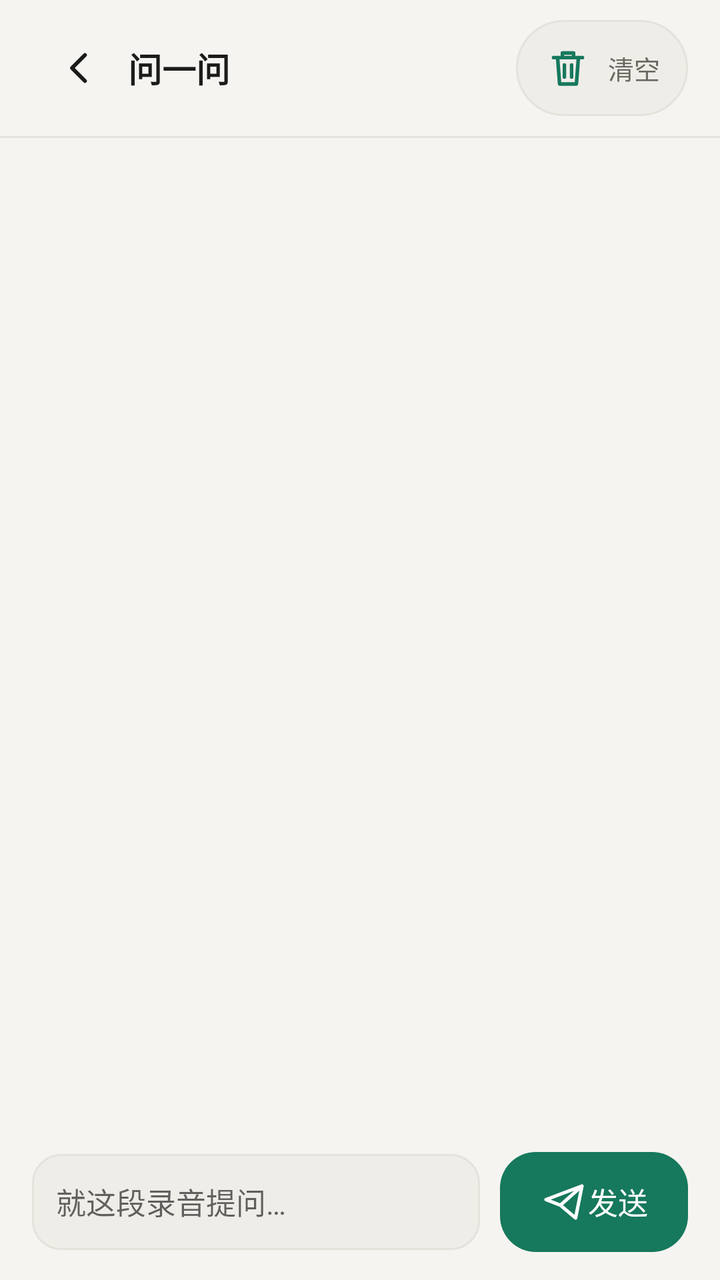
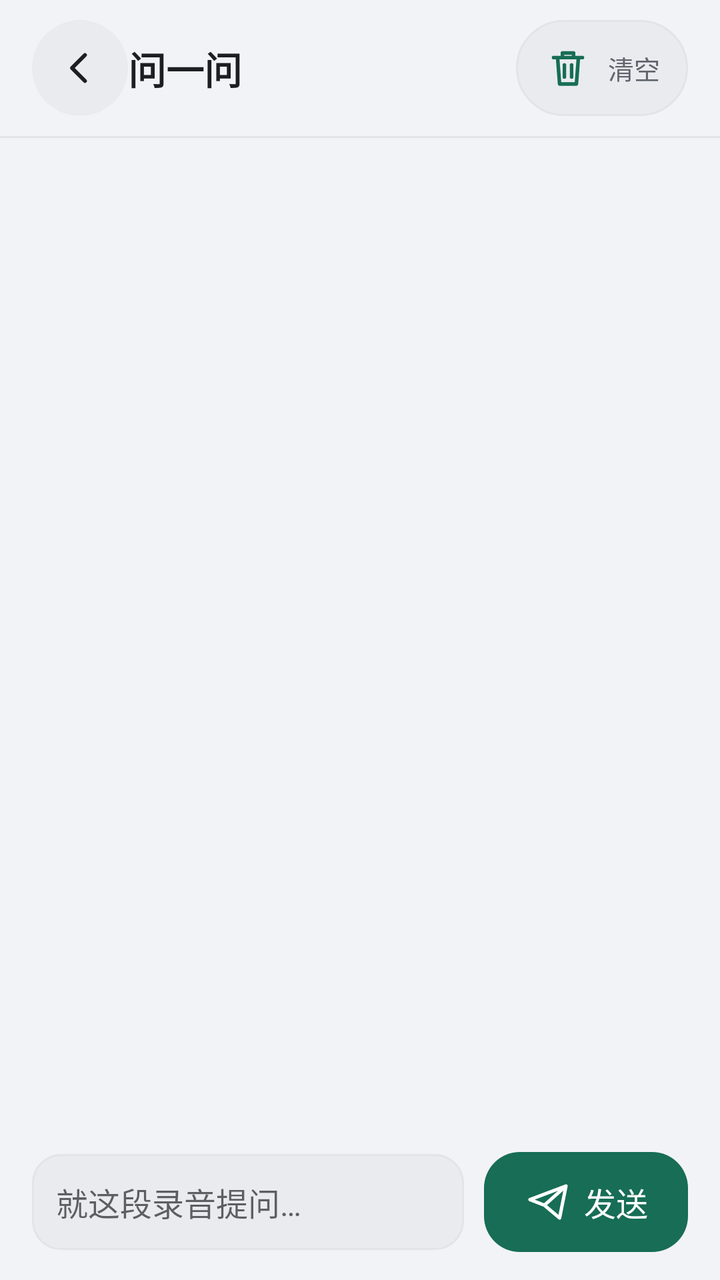

Two renders of the same Android screen: before a commit and after it. Below are the layout's source before the change and the commit's diff.
<!-- AndroidManifest.xml: application theme AppTheme -->
<!-- res/layout/activity_chat.xml -->
<?xml version="1.0" encoding="utf-8"?>
<FrameLayout xmlns:android="http://schemas.android.com/apk/res/android"
    android:id="@+id/root"
    android:layout_width="match_parent"
    android:layout_height="match_parent">

    
    <View
        android:id="@+id/portal_surface"
        android:layout_width="match_parent"
        android:layout_height="match_parent"
        android:background="@drawable/bg_portal"
        android:importantForAccessibility="no" />

    <LinearLayout
        android:id="@+id/portal_content"
        android:layout_width="match_parent"
        android:layout_height="match_parent"
        android:orientation="vertical"
        android:transitionGroup="true">

    <LinearLayout
        android:id="@+id/appbar"
        android:layout_width="match_parent"
        android:layout_height="wrap_content"
        android:gravity="center_vertical"
        android:orientation="horizontal"
        android:paddingLeft="16dp"
        android:paddingTop="10dp"
        android:paddingRight="16dp"
        android:paddingBottom="10dp">

        <ImageView
            android:id="@+id/back"
            android:layout_width="48dp"
            android:layout_height="48dp"
            android:padding="12dp"
            android:src="@drawable/ic_back"
            android:tint="@color/ink"
            android:contentDescription="返回" />

        <TextView
            android:layout_width="0dp"
            android:layout_height="wrap_content"
            android:layout_weight="1"
            style="@style/T.CardTitle"
            android:text="问一问" />

        <TextView
            android:id="@+id/clear"
            android:minHeight="48dp"
            android:gravity="center"
            android:layout_width="wrap_content"
            android:layout_height="wrap_content"
            android:background="@drawable/bg_pill"
            android:paddingLeft="14dp"
            android:paddingTop="8dp"
            android:paddingRight="14dp"
            android:paddingBottom="8dp"
            style="@style/T.Meta"
            android:drawableStart="@drawable/ic_trash"
                android:drawableTint="@color/accent"
                android:drawablePadding="8dp"
                android:text="清空" />
    </LinearLayout>

    <View
        android:layout_width="match_parent"
        android:layout_height="1dp"
        android:background="@color/line" />

    <TextView
        android:id="@+id/context_line"
        android:layout_width="match_parent"
        android:layout_height="wrap_content"
        android:paddingLeft="16dp"
        android:paddingTop="10dp"
        android:paddingRight="16dp"
        style="@style/T.Caption"
        android:text="" />

    <ScrollView
        android:id="@+id/chat_scroll"
        android:layout_width="match_parent"
        android:layout_height="0dp"
        android:layout_weight="1"
        android:clipToPadding="false"
        android:paddingLeft="16dp"
        android:paddingTop="10dp"
        android:paddingRight="16dp"
        android:paddingBottom="10dp"
        android:scrollbars="none">

        <LinearLayout
            android:id="@+id/chat_list"
            android:layout_width="match_parent"
            android:layout_height="wrap_content"
            android:orientation="vertical" />
    </ScrollView>

    <TextView
        android:id="@+id/chat_status"
        android:layout_width="match_parent"
        android:layout_height="wrap_content"
        android:paddingLeft="16dp"
        android:paddingRight="16dp"
        android:paddingBottom="6dp"
        style="@style/T.Caption"
        android:text="" />

    <HorizontalScrollView
        android:layout_width="match_parent"
        android:layout_height="wrap_content"
        android:scrollbars="none"
        android:clipToPadding="false"
        android:paddingLeft="16dp"
        android:paddingRight="16dp"
        android:paddingBottom="6dp">

        <LinearLayout
            android:id="@+id/quick"
            android:layout_width="wrap_content"
            android:layout_height="wrap_content"
            android:orientation="horizontal" />
    </HorizontalScrollView>

    <LinearLayout
        android:layout_width="match_parent"
        android:layout_height="wrap_content"
        android:orientation="horizontal"
        android:gravity="center_vertical"
        android:paddingLeft="16dp"
        android:paddingTop="6dp"
        android:paddingRight="16dp"
        android:paddingBottom="14dp">

        <EditText
            android:id="@+id/chat_input"
            android:layout_width="0dp"
            android:layout_height="wrap_content"
            android:minHeight="48dp"
            android:layout_weight="1"
            android:layout_marginRight="10dp"
            android:background="@drawable/bg_input"
            android:inputType="textMultiLine"
            android:maxLines="4"
            android:padding="12dp"
            style="@style/T.Label"
            android:hint="就这段录音提问…" />

        <TextView
            android:id="@+id/chat_send"
            android:minHeight="48dp"
            android:gravity="center"
            android:layout_width="wrap_content"
            android:layout_height="wrap_content"
            android:background="@drawable/bg_primary"
            android:paddingLeft="20dp"
            android:paddingTop="13dp"
            android:paddingRight="20dp"
            android:paddingBottom="13dp"
            style="@style/T.Label"
            android:textColor="@color/on_accent"
            android:drawableStart="@drawable/ic_send"
            android:drawableTint="@color/on_accent"
                android:text="发送" />
    </LinearLayout>
    </LinearLayout>
</FrameLayout>
<!-- resources referenced by this layout -->
<resources>
  <color name="accent">#16785C</color>
  <color name="ink">#1B1B19</color>
  <color name="line">#E5E2DC</color>
  <color name="on_accent">#FFFFFF</color>
  <!-- drawable bg_input (drawable) -->
  <shape xmlns:android="http://schemas.android.com/apk/res/android" android:shape="rectangle">
    <solid android:color="@color/sunken"/>
    <stroke android:width="1dp" android:color="@color/line"/>
    <corners android:radius="14dp"/>
  </shape>
  <!-- drawable bg_pill (drawable) -->
  <shape xmlns:android="http://schemas.android.com/apk/res/android" android:shape="rectangle">
    <solid android:color="@color/sunken"/>
    <stroke android:width="1dp" android:color="@color/line"/>
    <corners android:radius="999dp"/>
  </shape>
  <!-- drawable bg_portal (drawable) -->
  <?xml version="1.0" encoding="utf-8"?>
  <shape xmlns:android="http://schemas.android.com/apk/res/android" android:shape="rectangle">
      <solid android:color="@color/bg" />
      <corners android:radius="0dp" />
  </shape>
  <!-- drawable bg_primary (drawable) -->
  <shape xmlns:android="http://schemas.android.com/apk/res/android" android:shape="rectangle">
    <solid android:color="@color/primary_fill"/>
    <corners android:radius="18dp"/>
  </shape>
  <style name="T.Caption" parent=""><item name="android:textSize">13sp</item><item name="android:textColor">@color/muted</item><item name="android:includeFontPadding">false</item><item name="android:lineSpacingExtra">2dp</item></style>
  <style name="T.CardTitle" parent=""><item name="android:textSize">17sp</item><item name="android:textStyle">bold</item><item name="android:textColor">@color/ink</item><item name="android:includeFontPadding">false</item></style>
  <style name="T.Label" parent=""><item name="android:textSize">15sp</item><item name="android:textColor">@color/ink</item><item name="android:includeFontPadding">false</item></style>
  <style name="T.Meta" parent=""><item name="android:textSize">13sp</item><item name="android:textColor">@color/muted</item><item name="android:includeFontPadding">false</item></style>
  <style name="AppTheme" parent="android:style/Theme.Material.Light.NoActionBar">
          
          <item name="android:fontFamily">sans-serif</item>
          <item name="android:colorAccent">@color/accent</item>
          <item name="android:windowBackground">@color/surface</item>
          <item name="android:statusBarColor">@android:color/transparent</item>
          <item name="android:navigationBarColor">@android:color/transparent</item>
          <item name="android:windowLightStatusBar">true</item>
          <item name="android:windowLightNavigationBar">true</item>
          <item name="android:windowDrawsSystemBarBackgrounds">true</item>
          <item name="android:windowActivityTransitions">true</item>
          <item name="android:windowContentTransitions">true</item>
      </style>
  <color name="sunken">#EFEDE8</color>
  <color name="bg">#F5F4F1</color>
  <color name="primary_fill">#16785C</color>
  <color name="muted">#6B6862</color>
  <color name="surface">#FFFFFF</color>
  <!-- unchanged entries left out for length: 3 -->
</resources>

<!-- the commit's change to res/layout/activity_chat.xml (unified diff, before → after) -->
@@ -32,6 +32,7 @@
 
         <ImageView
             android:id="@+id/back"
+            android:background="@drawable/bg_icon_circle"
             android:layout_width="48dp"
             android:layout_height="48dp"
             android:padding="12dp"
@@ -71,6 +72,7 @@
 
     <TextView
         android:id="@+id/context_line"
+        android:maxLines="2" android:ellipsize="end"
         android:layout_width="match_parent"
         android:layout_height="wrap_content"
         android:paddingLeft="16dp"
@@ -100,6 +102,7 @@
 
     <TextView
         android:id="@+id/chat_status"
+        android:accessibilityLiveRegion="polite"
         android:layout_width="match_parent"
         android:layout_height="wrap_content"
         android:paddingLeft="16dp"
@@ -162,7 +165,7 @@
             style="@style/T.Label"
             android:textColor="@color/on_accent"
             android:drawableStart="@drawable/ic_send"
-            android:drawableTint="@color/on_accent"
+            android:drawableTint="@color/on_accent" android:drawablePadding="6dp"
                 android:text="发送" />
     </LinearLayout>
     </LinearLayout>
<!-- resource entries referenced after the edit -->
@@ -1,9 +1,18 @@
 <!-- resources referenced by this layout -->
 <resources>
-  <color name="accent">#16785C</color>
-  <color name="ink">#1B1B19</color>
-  <color name="line">#E5E2DC</color>
+  <color name="accent">#176D55</color>
+  <color name="ink">#1C1E22</color>
+  <color name="line">#E1E4E9</color>
   <color name="on_accent">#FFFFFF</color>
+  <!-- drawable bg_icon_circle (drawable) -->
+  <?xml version="1.0" encoding="utf-8"?>
+  <ripple xmlns:android="http://schemas.android.com/apk/res/android" android:color="@color/ripple">
+    <item>
+  <shape android:shape="oval">
+    <solid android:color="@color/sunken"/>
+  </shape>
+    </item>
+  </ripple>
   <!-- drawable bg_input (drawable) -->
   <shape xmlns:android="http://schemas.android.com/apk/res/android" android:shape="rectangle">
     <solid android:color="@color/sunken"/>
@@ -11,11 +20,16 @@
     <corners android:radius="14dp"/>
   </shape>
   <!-- drawable bg_pill (drawable) -->
-  <shape xmlns:android="http://schemas.android.com/apk/res/android" android:shape="rectangle">
+  <?xml version="1.0" encoding="utf-8"?>
+  <ripple xmlns:android="http://schemas.android.com/apk/res/android" android:color="@color/ripple">
+    <item>
+  <shape android:shape="rectangle">
     <solid android:color="@color/sunken"/>
     <stroke android:width="1dp" android:color="@color/line"/>
     <corners android:radius="999dp"/>
   </shape>
+    </item>
+  </ripple>
   <!-- drawable bg_portal (drawable) -->
   <?xml version="1.0" encoding="utf-8"?>
   <shape xmlns:android="http://schemas.android.com/apk/res/android" android:shape="rectangle">
@@ -23,19 +37,24 @@
       <corners android:radius="0dp" />
   </shape>
   <!-- drawable bg_primary (drawable) -->
-  <shape xmlns:android="http://schemas.android.com/apk/res/android" android:shape="rectangle">
+  <?xml version="1.0" encoding="utf-8"?>
+  <ripple xmlns:android="http://schemas.android.com/apk/res/android" android:color="@color/ripple_on_accent">
+    <item>
+  <shape android:shape="rectangle">
     <solid android:color="@color/primary_fill"/>
     <corners android:radius="18dp"/>
   </shape>
+    </item>
+  </ripple>
   <style name="T.Caption" parent=""><item name="android:textSize">13sp</item><item name="android:textColor">@color/muted</item><item name="android:includeFontPadding">false</item><item name="android:lineSpacingExtra">2dp</item></style>
-  <style name="T.CardTitle" parent=""><item name="android:textSize">17sp</item><item name="android:textStyle">bold</item><item name="android:textColor">@color/ink</item><item name="android:includeFontPadding">false</item></style>
-  <style name="T.Label" parent=""><item name="android:textSize">15sp</item><item name="android:textColor">@color/ink</item><item name="android:includeFontPadding">false</item></style>
+  <style name="T.CardTitle" parent=""><item name="android:textSize">19sp</item><item name="android:textStyle">bold</item><item name="android:textColor">@color/ink</item><item name="android:includeFontPadding">false</item></style>
+  <style name="T.Label" parent=""><item name="android:textSize">16sp</item><item name="android:textColor">@color/ink</item><item name="android:includeFontPadding">false</item></style>
   <style name="T.Meta" parent=""><item name="android:textSize">13sp</item><item name="android:textColor">@color/muted</item><item name="android:includeFontPadding">false</item></style>
   <style name="AppTheme" parent="android:style/Theme.Material.Light.NoActionBar">
           
           <item name="android:fontFamily">sans-serif</item>
           <item name="android:colorAccent">@color/accent</item>
-          <item name="android:windowBackground">@color/surface</item>
+          <item name="android:windowBackground">@color/bg</item>
           <item name="android:statusBarColor">@android:color/transparent</item>
           <item name="android:navigationBarColor">@android:color/transparent</item>
           <item name="android:windowLightStatusBar">true</item>
@@ -44,11 +63,12 @@
           <item name="android:windowActivityTransitions">true</item>
           <item name="android:windowContentTransitions">true</item>
       </style>
-  <color name="sunken">#EFEDE8</color>
-  <color name="bg">#F5F4F1</color>
-  <color name="primary_fill">#16785C</color>
-  <color name="muted">#6B6862</color>
-  <color name="surface">#FFFFFF</color>
+  <color name="ripple">#18176D55</color>
+  <color name="sunken">#E9EBEF</color>
+  <color name="bg">#F2F3F7</color>
+  <color name="ripple_on_accent">#30FFFFFF</color>
+  <color name="primary_fill">#176D55</color>
+  <color name="muted">#60646C</color>
   <!-- unchanged entries left out for length: 3 -->
 </resources>
 
